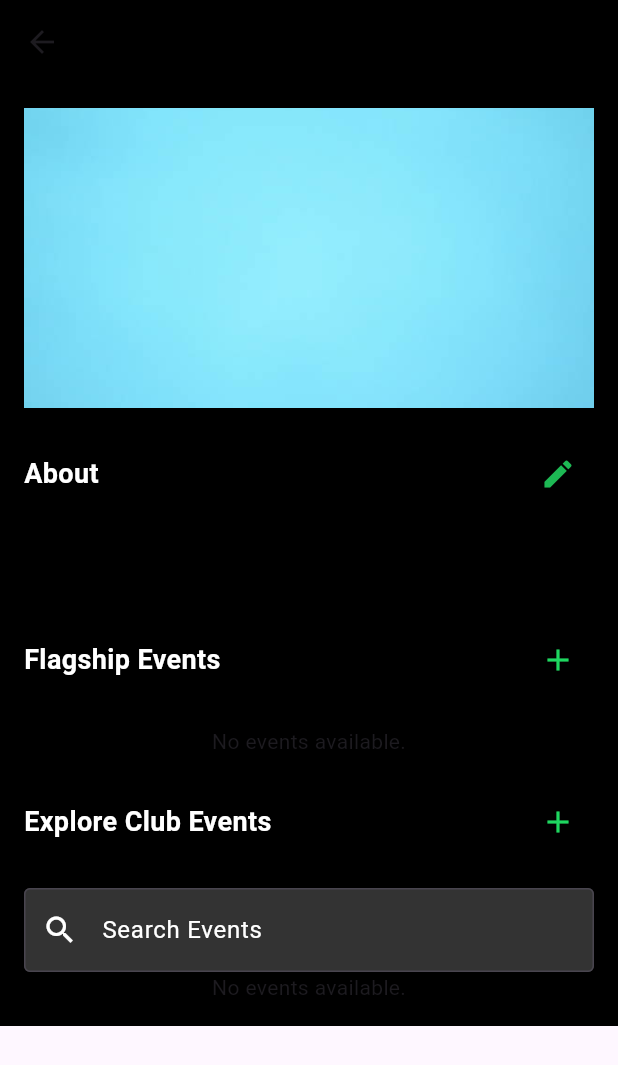
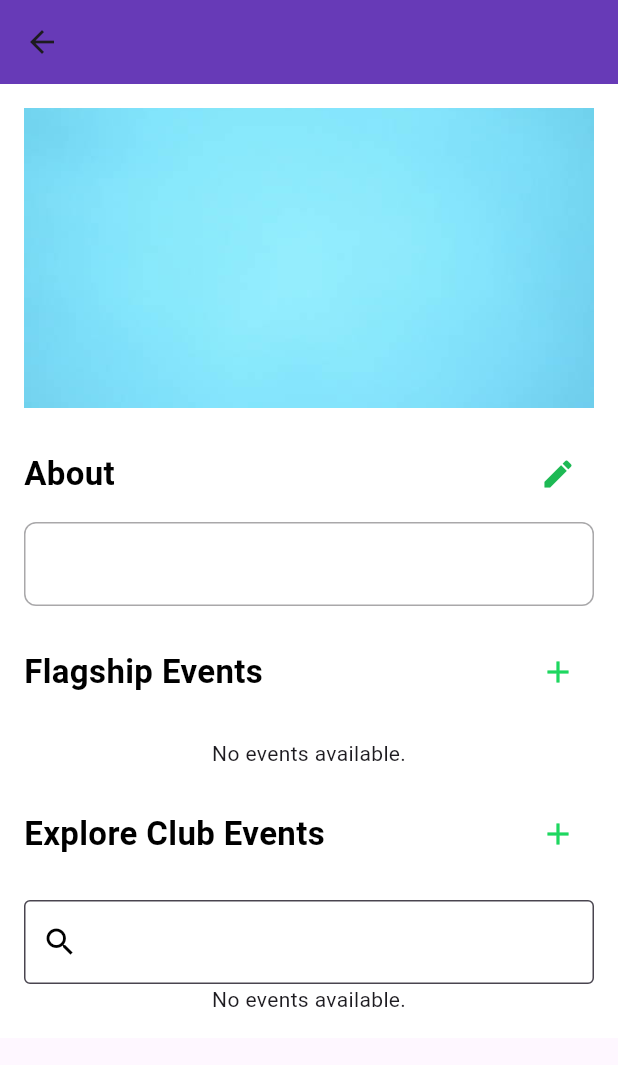
Before and after one commit to MokshIITRpr/FestEaze, a Flutter app: the TemplatePage screen opened directly with empty values, on a phone screen of 412 x 824 dp. Shown: the top 1065 px of the screen. Run offline on Flutter 3.47's test engine with Material 3 defaults, Android fonts, the phone set to English and light mode, and no system bars; our stand-ins replace animate_do, cloud_firestore, firebase_auth, firebase_core, qr_flutter; accounts and stored records are empty.

Commit message:
Theme made in sync

```diff
--- a/lib/pages/Fests/festTemplatePage.dart
+++ b/lib/pages/Fests/festTemplatePage.dart
@@ -104,7 +104,7 @@ class _TemplatePageState extends State<TemplatePage> {
   Widget build(BuildContext context) {
     return Scaffold(
       appBar: AppBar(
-        backgroundColor: Colors.black, // Black background for app bar
+        backgroundColor: Colors.deepPurple, // Black background for app bar
         title: Text(
           widget.title,
           style:
@@ -113,7 +113,7 @@ class _TemplatePageState extends State<TemplatePage> {
       ),
       body: Container(
         decoration: BoxDecoration(
-          color: Colors.black, // Black background for the body
+          color: Colors.white,
         ),
         child: Padding(
           padding: const EdgeInsets.all(16.0),
@@ -152,7 +152,7 @@ class _TemplatePageState extends State<TemplatePage> {
                   decoration: InputDecoration(
                     labelText: 'Search Events',
                     prefixIcon: const Icon(Icons.search,
-                        color: Colors.white), // White icon
+                        color: Colors.black), // White icon
                     border: OutlineInputBorder(),
                     filled: true,
                     fillColor: Colors.white.withOpacity(
@@ -183,9 +183,9 @@ class _TemplatePageState extends State<TemplatePage> {
             Text(
               title,
               style: const TextStyle(
-                  fontSize: 18,
+                  fontSize: 22,
                   fontWeight: FontWeight.bold,
-                  color: Colors.white), // White text for section titles
+                  color: Colors.black),
             ),
             IconButton(
               icon: const Icon(Icons.add,
@@ -250,7 +250,6 @@ class _TemplatePageState extends State<TemplatePage> {
 
                             String timeRange =
                                 '$formattedStartTime - $formattedEndTime';
-
                             return Container(
                               width: 200, // Fixed width for square-shaped card
                               margin: const EdgeInsets.all(8),
@@ -280,11 +279,14 @@ class _TemplatePageState extends State<TemplatePage> {
                                       borderRadius: BorderRadius.only(
                                           topLeft: Radius.circular(12),
                                           topRight: Radius.circular(12)),
-                                      child: Image.network(
-                                        eventData['imageUrl'] ??
-                                            'https://cdn.pixabay.com/photo/2016/06/02/02/33/triangles-1430105_640.png', // Image URL (add placeholder)
-                                        height: 120, // Set height for image
+                                      child:Image.asset(
+                                        'assets/test_img2.jpg',
+                                        height: 120,
+                                        width: double.infinity,
                                         fit: BoxFit.cover,
+                                        errorBuilder: (context, error, stackTrace) {
+                                          return Icon(Icons.broken_image, size: 100, color: Colors.red);
+                                        },
                                       ),
                                     ),
                                     Padding(
@@ -305,12 +307,12 @@ class _TemplatePageState extends State<TemplatePage> {
                                           Row(
                                             children: [
                                               const Icon(Icons.calendar_today,
-                                                  size: 20, color: Colors.grey),
+                                                  size: 20, color: Colors.black),
                                               const SizedBox(width: 8),
                                               Text(
                                                 'Date: $formattedDate',
                                                 style: const TextStyle(
-                                                    color: Colors.grey),
+                                                    color: Colors.black),
                                               ),
                                             ],
                                           ),
@@ -318,12 +320,12 @@ class _TemplatePageState extends State<TemplatePage> {
                                           Row(
                                             children: [
                                               const Icon(Icons.access_time,
-                                                  size: 20, color: Colors.grey),
+                                                  size: 20, color: Colors.black),
                                               const SizedBox(width: 8),
                                               Text(
                                                 'Time: $timeRange',
                                                 style: const TextStyle(
-                                                    color: Colors.grey),
+                                                    color: Colors.black),
                                               ),
                                             ],
                                           ),
@@ -331,12 +333,12 @@ class _TemplatePageState extends State<TemplatePage> {
                                           Row(
                                             children: [
                                               const Icon(Icons.location_on,
-                                                  size: 20, color: Colors.grey),
+                                                  size: 20, color: Colors.black),
                                               const SizedBox(width: 8),
                                               Text(
                                                 'Venue: $venue',
                                                 style: const TextStyle(
-                                                    color: Colors.grey),
+                                                    color: Colors.black),
                                               ),
                                             ],
                                           ),
--- a/lib/pages/Fests/widgets/textFieldSection.dart
+++ b/lib/pages/Fests/widgets/textFieldSection.dart
@@ -25,9 +25,9 @@ class TextFieldSection extends StatelessWidget {
             Text(
               title,
               style: TextStyle(
-                fontSize: 18,
+                fontSize: 22,
                 fontWeight: FontWeight.bold,
-                color: Colors.white, // Change title text color to white
+                color: Colors.black, // Change title text color to white
               ),
             ),
             Spacer(), // Adds space between the title and the button
@@ -45,12 +45,25 @@ class TextFieldSection extends StatelessWidget {
           controller: controller,
           enabled: isEditing,
           maxLines: null,
-          style:
-              TextStyle(color: Colors.white, fontSize: 16), // White text color
+          style: TextStyle(color: Colors.black, fontSize: 16),
           decoration: InputDecoration(
             filled: true,
-            fillColor: Colors.black, // Black background color for text field
-            border: InputBorder.none,
+            fillColor: Colors.white,
+            border: OutlineInputBorder(
+              // Default border
+              borderRadius: BorderRadius.circular(8),
+              borderSide: BorderSide(color: Colors.grey, width: 1.5),
+            ),
+            enabledBorder: OutlineInputBorder(
+              // Border when TextField is not focused
+              borderRadius: BorderRadius.circular(8),
+              borderSide: BorderSide(color: Colors.grey, width: 1.5),
+            ),
+            focusedBorder: OutlineInputBorder(
+              // Border when TextField is focused
+              borderRadius: BorderRadius.circular(8),
+              borderSide: BorderSide(color: Colors.blue, width: 2),
+            ),
           ),
         ),
       ],
--- a/lib/pages/Homepages/aboutUs.dart
+++ b/lib/pages/Homepages/aboutUs.dart
@@ -45,7 +45,7 @@ class _AboutUsState extends State<AboutUs> {
     return Scaffold(
       backgroundColor: Colors.grey[200],
       appBar: AppBar(
-        title: Text('About Us', style: TextStyle(fontWeight: FontWeight.bold)),
+        title: Text('About Us', style: TextStyle(fontWeight: FontWeight.bold, color: Colors.white)),
         backgroundColor: Colors.deepPurple,
       ),
       body: Column(
--- a/lib/pages/Homepages/map.dart
+++ b/lib/pages/Homepages/map.dart
@@ -23,7 +23,7 @@ class _ClgmapState extends State<Clgmap> {
     return Scaffold(
       extendBodyBehindAppBar: true,
       appBar: AppBar(
-        title: Text("College Map", style: TextStyle(fontWeight: FontWeight.bold)),
+        title: Text("College Map", style: TextStyle(fontWeight: FontWeight.bold, color: Colors.white)),
         backgroundColor: Colors.deepPurple.withOpacity(0.8),
         elevation: 0,
       ),
@@ -46,7 +46,7 @@ class _ClgmapState extends State<Clgmap> {
               // Instruction text, just below the AppBar
               SizedBox(height: 70), // Adjust this height for better spacing
               Padding(
-                padding: const EdgeInsets.all(10.0),
+                padding: const EdgeInsets.all(20.0),
                 child: Text(
                   "📌 Pinch to zoom & drag to move",
                   style: TextStyle(fontSize: 16, fontWeight: FontWeight.bold, color: Colors.white),
--- a/lib/pages/Homepages/qr_screen.dart
+++ b/lib/pages/Homepages/qr_screen.dart
@@ -74,7 +74,7 @@ class _QRScreenState extends State<QRScreen> {
   Widget build(BuildContext context) {
     return Scaffold(
       appBar: AppBar(
-        title: Text("Your QR Code"),
+        title: Text("Your QR Code", style: TextStyle(fontWeight: FontWeight.bold, color: Colors.white),),
         backgroundColor: Colors.deepPurple,
         elevation: 0,
       ),
```
